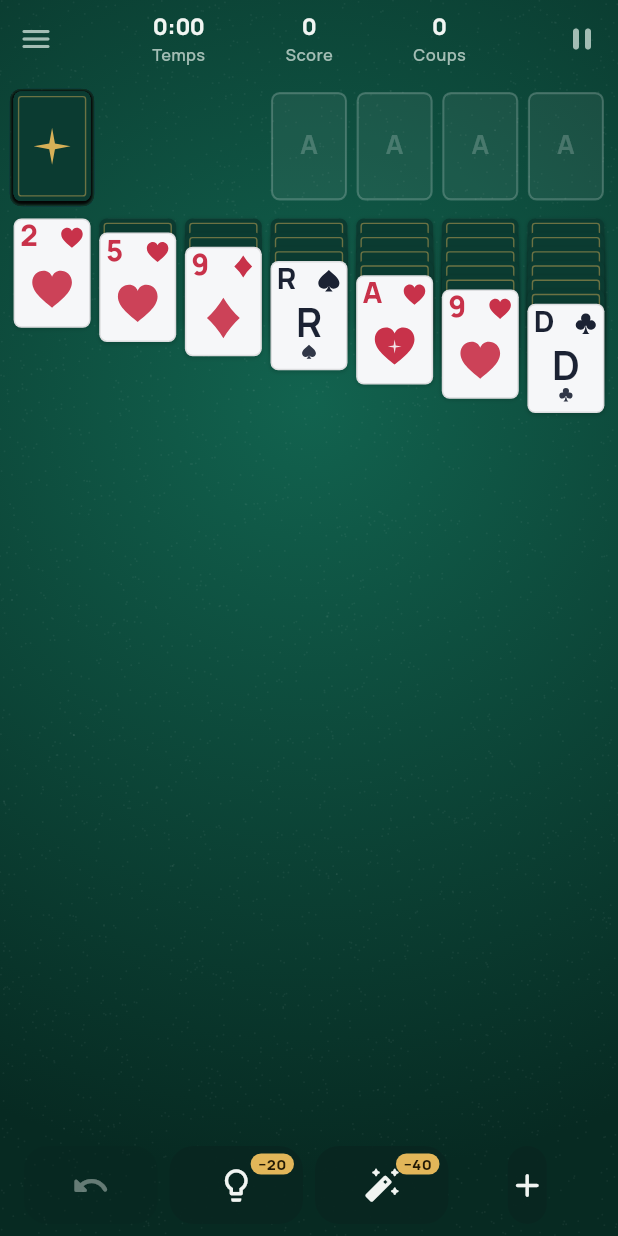
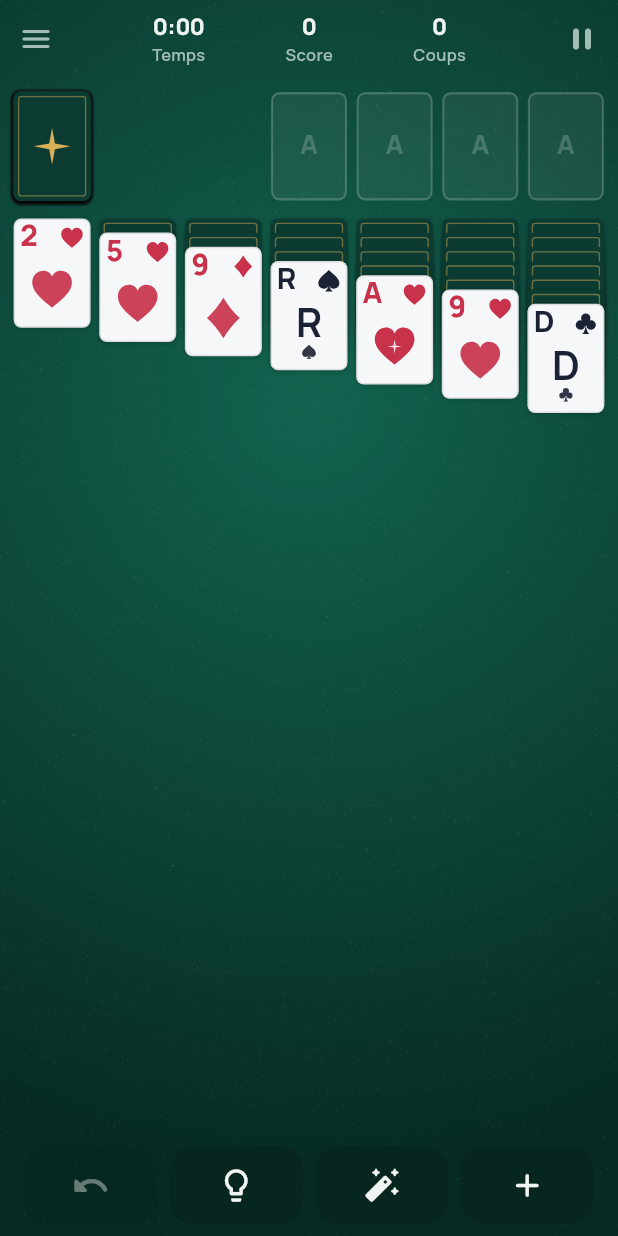
Before and after one commit to HugoErb/SoliNova, a Flutter app: the screen it shows after launch, after a tap on "Tout voir", after a tap on "Jouer", on a phone screen of 412 x 824 dp. Run offline on Flutter 3.47's test engine with Material 3 defaults, Android fonts, the phone set to English and light mode, and no system bars; our stand-ins replace audioplayers, flutter_riverpod; project files that could hold a hidden picture were left out.

Commit message:
feat: pas de badges de score négatif, ajout animation

```diff
--- a/lib/ui/game/game_screen.dart
+++ b/lib/ui/game/game_screen.dart
@@ -1,4 +1,5 @@
 import 'dart:async';
+import 'dart:math' as math;
 
 import 'package:flutter/material.dart';
 import 'package:flutter_riverpod/flutter_riverpod.dart';
@@ -310,6 +311,7 @@ class _Hud extends ConsumerWidget {
   @override
   Widget build(BuildContext context, WidgetRef ref) {
     final session = ref.watch(gameProvider.select((g) => g.session));
+    final dealSerial = ref.watch(gameProvider.select((g) => g.dealSerial));
     final settings = ref.watch(settingsProvider);
     final controller = ref.read(gameProvider.notifier);
     final scheme = Theme.of(context).colorScheme;
@@ -360,8 +362,9 @@ class _Hud extends ConsumerWidget {
                       if (settings.showScore)
                         stat(
                           'Score',
-                          Text(
-                            formatNumber(controller.liveScore),
+                          _ScoreCounter(
+                            key: ValueKey(dealSerial),
+                            score: controller.liveScore,
                             style: numStyle,
                           ),
                         ),
@@ -381,6 +384,94 @@ class _Hud extends ConsumerWidget {
           ),
         ],
       ),
+    );
+  }
+}
+
+/// Score en direct : à chaque variation, le nombre pulse et l'écart
+/// (« −20 », « +10 ») s'élève puis s'efface au-dessus du compteur.
+class _ScoreCounter extends ConsumerStatefulWidget {
+  const _ScoreCounter({super.key, required this.score, required this.style});
+
+  final int score;
+  final TextStyle style;
+
+  @override
+  ConsumerState<_ScoreCounter> createState() => _ScoreCounterState();
+}
+
+class _ScoreCounterState extends ConsumerState<_ScoreCounter>
+    with SingleTickerProviderStateMixin {
+  late final AnimationController _c = AnimationController(
+    vsync: this,
+    duration: const Duration(milliseconds: 900),
+  );
+  int _delta = 0;
+
+  @override
+  void didUpdateWidget(_ScoreCounter old) {
+    super.didUpdateWidget(old);
+    final delta = widget.score - old.score;
+    if (delta == 0 || !ref.read(lookProvider).animationsEnabled) return;
+    _delta = delta;
+    _c.forward(from: 0);
+  }
+
+  @override
+  void dispose() {
+    _c.dispose();
+    super.dispose();
+  }
+
+  @override
+  Widget build(BuildContext context) {
+    final scheme = Theme.of(context).colorScheme;
+    final text = Text(formatNumber(widget.score), style: widget.style);
+    return AnimatedBuilder(
+      animation: _c,
+      child: text,
+      builder: (context, child) {
+        final t = _c.value;
+        if (!_c.isAnimating) return child!;
+        final color = _delta < 0 ? scheme.error : scheme.primary;
+        // Pulsation courte du nombre, écart qui monte et s'efface.
+        final pulse = 1 + 0.18 * math.sin(math.min(t * 3, 1) * math.pi);
+        return Stack(
+          clipBehavior: Clip.none,
+          alignment: Alignment.center,
+          children: [
+            Transform.scale(
+              scale: pulse,
+              child: Text(
+                formatNumber(widget.score),
+                style: widget.style.copyWith(
+                  color: Color.lerp(
+                    color,
+                    DefaultTextStyle.of(context).style.color,
+                    Curves.easeIn.transform(t),
+                  ),
+                ),
+              ),
+            ),
+            Positioned(
+              bottom: 14 + 16 * Curves.easeOut.transform(t),
+              child: IgnorePointer(
+                child: Opacity(
+                  opacity: 1 - Curves.easeIn.transform(t),
+                  child: Text(
+                    _delta > 0 ? '+$_delta' : '−${-_delta}',
+                    style: TextStyle(
+                      color: color,
+                      fontSize: 13,
+                      fontWeight: FontWeight.w800,
+                    ),
+                  ),
+                ),
+              ),
+            ),
+          ],
+        );
+      },
     );
   }
 }
@@ -533,7 +624,6 @@ class _ActionBar extends ConsumerWidget {
             child: _ActionButton(
               icon: Icons.lightbulb_outline_rounded,
               label: 'Indice (${ScoreCalculator.hintCost} points)',
-              cost: ScoreCalculator.hintCost,
               busy: game.thinking == Assist.hint,
               onTap: canAssist ? controller.hint : null,
             ),
@@ -543,7 +633,6 @@ class _ActionBar extends ConsumerWidget {
               icon: Icons.auto_fix_high_rounded,
               label:
                   'Jouer le meilleur coup (${ScoreCalculator.assistedMoveCost} points)',
-              cost: ScoreCalculator.assistedMoveCost,
               busy: game.thinking == Assist.play,
               onTap: canAssist
                   ? () {
@@ -587,7 +676,6 @@ class _ActionButton extends StatelessWidget {
     required this.label,
     required this.onTap,
     this.highlight,
-    this.cost,
     this.busy = false,
   });
 
@@ -595,7 +683,6 @@ class _ActionButton extends StatelessWidget {
   final String label;
   final VoidCallback? onTap;
   final Color? highlight;
-  final int? cost;
 
   /// Recherche en cours : la roue remplace l'icône.
   final bool busy;
@@ -626,60 +713,21 @@ class _ActionButton extends StatelessWidget {
                 onTap: onTap,
                 child: SizedBox(
                   height: 52,
-                  child: Stack(
-                    clipBehavior: Clip.none,
-                    alignment: Alignment.center,
-                    children: [
-                      if (busy)
-                        SizedBox.square(
+                  child: Center(
+                    child: busy
+                        ? SizedBox.square(
                             dimension: 22,
                             child: CircularProgressIndicator(
                               strokeWidth: 2.5,
                               color: scheme.primary,
                             ),
                           )
-                      else
-                        Icon(icon, color: fg, size: 26),
-                      if (cost != null)
-                        Positioned(
-                          top: 5,
-                          right: 6,
-                          child: _CostBadge(cost: cost!),
-                        ),
-                    ],
+                        : Icon(icon, color: fg, size: 26),
                   ),
                 ),
               ),
             ),
           ),
-        ),
-      ),
-    );
-  }
-}
-
-/// Coût en points d'une aide, affiché en coin du bouton.
-class _CostBadge extends StatelessWidget {
-  const _CostBadge({required this.cost});
-
-  final int cost;
-
-  @override
-  Widget build(BuildContext context) {
-    final scheme = Theme.of(context).colorScheme;
-    return Container(
-      padding: const EdgeInsets.symmetric(horizontal: 5, vertical: 1),
-      decoration: BoxDecoration(
-        color: scheme.tertiaryContainer,
-        borderRadius: BorderRadius.circular(8),
-      ),
-      child: Text(
-        '−$cost',
-        style: TextStyle(
-          fontSize: 10,
-          fontWeight: FontWeight.w800,
-          color: scheme.onTertiaryContainer,
-          height: 1.2,
         ),
       ),
     );
```
Lines whose indentation alone changed are shown as unchanged.
